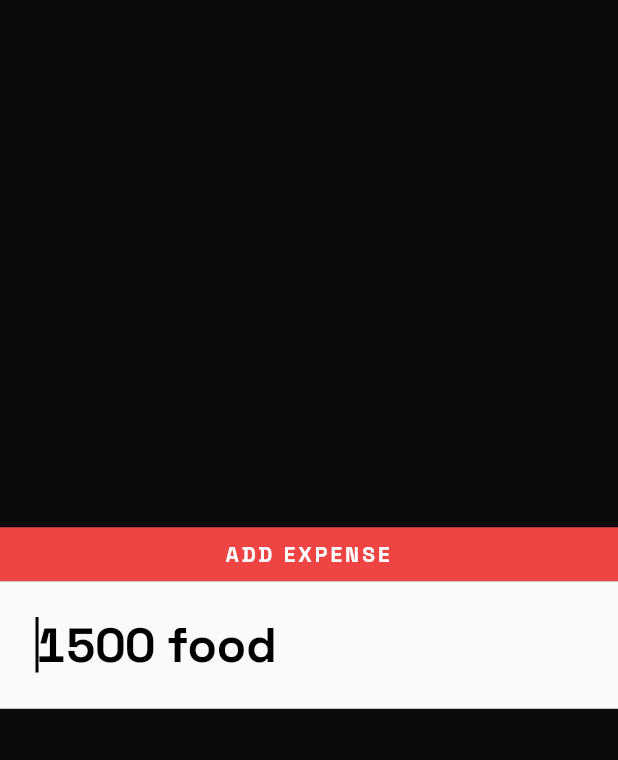
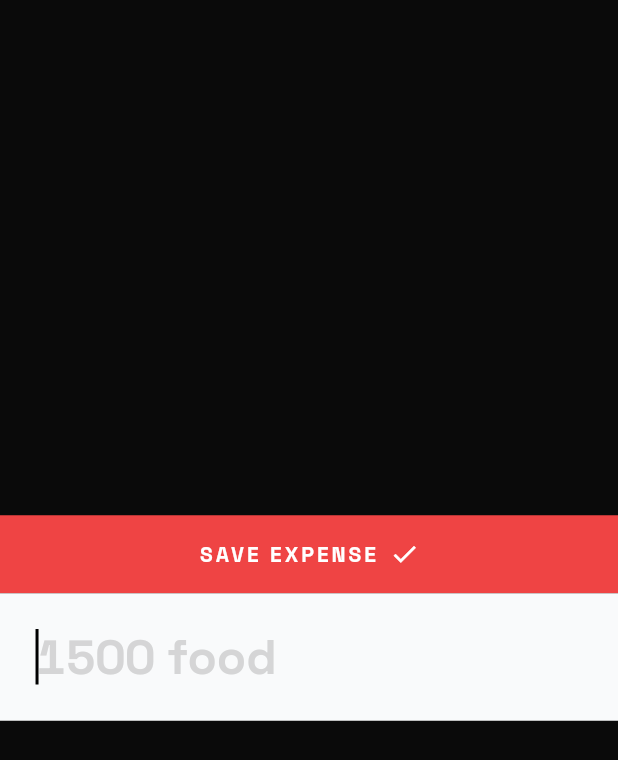
Before and after one commit to KhidrHussein/pocket_tap, a Flutter app: the QuickEntryOverlay screen opened by its route, on a phone screen of 412 x 824 dp. Shown: the top 760 px of the screen. Run offline on Flutter 3.47's test engine with Material 3 defaults, Android fonts, the phone set to English and light mode, and no system bars; our stand-ins replace flutter_riverpod, go_router, google_fonts, isar; missing offline and left inert: home_widget; accounts and stored records are empty; generated files the repository leaves out were written again; statements that could not run were skipped.

Commit message:
Fix cold boot deep linking and refine UX (clickable banner, dimmed hint, auto-dismiss)

```diff
--- a/lib/main.dart
+++ b/lib/main.dart
@@ -113,6 +113,14 @@ class _PocketTapAppState extends ConsumerState<PocketTapApp> {
     super.initState();
     HomeWidget.registerInteractivityCallback(backgroundCallback);
 
+    HomeWidget.initiallyLaunchedFromHomeWidget().then((Uri? uri) {
+      if (uri != null && uri.scheme == 'pockettap' && uri.host == 'entry') {
+        WidgetsBinding.instance.addPostFrameCallback((_) {
+          ref.read(routerProvider).push('/entry?${uri.query}');
+        });
+      }
+    });
+
     WidgetsBinding.instance.addPostFrameCallback((_) async {
       final config = await ref.read(userConfigProvider.future);
       if (config != null && config.isOnboarded) {
--- a/lib/screens/quick_entry_overlay.dart
+++ b/lib/screens/quick_entry_overlay.dart
@@ -8,6 +8,7 @@ import 'dart:io';
 import 'package:intl/intl.dart';
 import 'package:home_widget/home_widget.dart';
 import '../services/widget_service.dart';
+import 'package:go_router/go_router.dart';
 
 class QuickEntryOverlay extends ConsumerStatefulWidget {
   final bool isIncome;
@@ -57,6 +58,13 @@ class _QuickEntryOverlayState extends ConsumerState<QuickEntryOverlay> {
       setState(() {
         _isSuccess = true;
       });
+
+      // Auto-dismiss back to dashboard after 2 seconds
+      Future.delayed(const Duration(seconds: 2), () {
+        if (mounted) {
+          context.go('/');
+        }
+      });
     }
   }
 
@@ -64,7 +72,9 @@ class _QuickEntryOverlayState extends ConsumerState<QuickEntryOverlay> {
   Widget build(BuildContext context) {
     if (_isSuccess) {
       final allowanceAsync = ref.watch(allowanceProvider);
-      return Scaffold(
+      return GestureDetector(
+        onTap: () => context.go('/'),
+        child: Scaffold(
           backgroundColor: Colors.black,
           body: Center(
             child: Column(
@@ -94,7 +104,11 @@ class _QuickEntryOverlayState extends ConsumerState<QuickEntryOverlay> {
                   loading: () => const CircularProgressIndicator(),
                   error: (_, __) => const SizedBox(),
                 ),
+                const Spacer(),
+                const Text("Tap anywhere to close", style: TextStyle(color: Colors.white38, fontSize: 14)),
+                const SizedBox(height: 32),
               ],
+            ),
           ),
         ),
       );
@@ -109,14 +123,23 @@ class _QuickEntryOverlayState extends ConsumerState<QuickEntryOverlay> {
             mainAxisAlignment: MainAxisAlignment.center,
             children: [
               const Spacer(),
-              Container(
+              GestureDetector(
+                onTap: _submit,
+                child: Container(
                   color: widget.isIncome ? const Color(0xFF10B981) : const Color(0xFFEF4444),
-                padding: const EdgeInsets.symmetric(horizontal: 16, vertical: 8),
+                  padding: const EdgeInsets.symmetric(horizontal: 16, vertical: 16),
                   width: double.infinity,
-                child: Text(
-                  widget.isIncome ? "ADD INCOME" : "ADD EXPENSE",
+                  child: Row(
+                    mainAxisAlignment: MainAxisAlignment.center,
+                    children: [
+                      Text(
+                        widget.isIncome ? "SAVE INCOME" : "SAVE EXPENSE",
                         style: const TextStyle(color: Colors.white, fontWeight: FontWeight.bold, letterSpacing: 2),
-                  textAlign: TextAlign.center,
+                      ),
+                      const SizedBox(width: 8),
+                      const Icon(Icons.check, color: Colors.white, size: 20),
+                    ],
+                  ),
                 ),
               ),
               Container(
@@ -128,6 +151,7 @@ class _QuickEntryOverlayState extends ConsumerState<QuickEntryOverlay> {
                   style: Theme.of(context).textTheme.displayMedium,
                   decoration: InputDecoration(
                     hintText: widget.isIncome ? "5000 salary" : "1500 food",
+                    hintStyle: TextStyle(color: Colors.grey.withOpacity(0.4)),
                     border: InputBorder.none,
                   ),
                   onSubmitted: (_) => _submit(),
```
Lines whose indentation alone changed are shown as unchanged.
